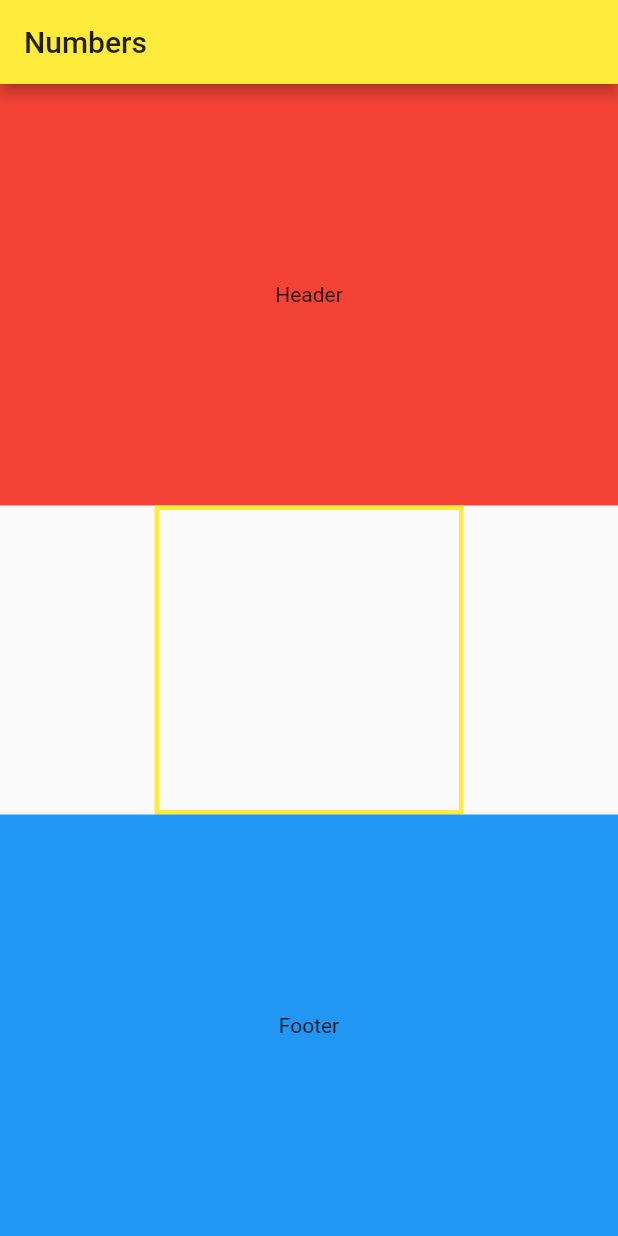
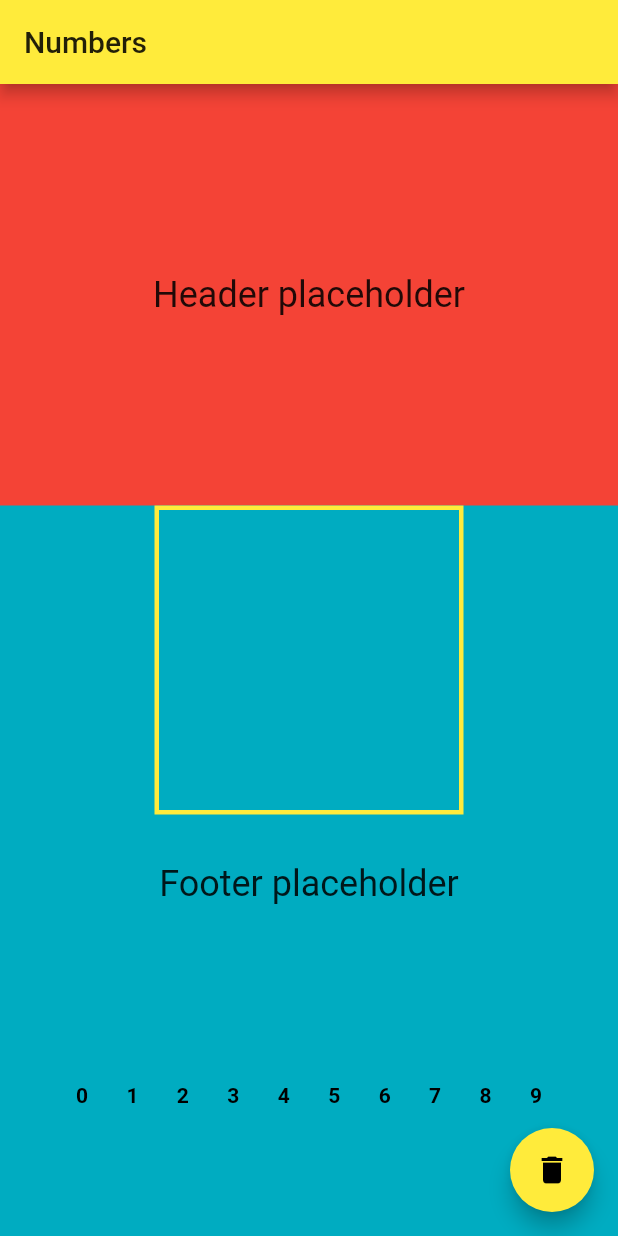
Before and after one commit to guillermo-gerard/numbers-practice, a Flutter app: the screen it shows after launch, on a phone screen of 412 x 824 dp. Run offline on Flutter 3.47's test engine with Material 2 defaults, Android fonts, the phone set to English and light mode, and no system bars; drawn by our look-alikes of fl_chart; missing offline and left inert: tflite; statements that could not run were skipped.

Commit message:
Finished basic recognizer functionality

```diff
--- a/lib/I18n/my_localizations.dart
+++ b/lib/I18n/my_localizations.dart
@@ -13,14 +13,32 @@ class MyLocalizations {
   static Map<String, Map<String, String>> _localizedValues = {
     'en': {
       'title': 'Numbers',
+      'draw_a_number_in_the_box': 'Please draw a number in the box below',
+      'let_me_guess': 'Let me guess...',
+      'the_number_you_draw_is': 'The number you draw is ',
     },
     'es': {
       'title': 'Reconocedor de números',
+      'draw_a_number_in_the_box': 'Dibuja el numero en la caja de abajo',
+      'let_me_guess': 'Déjame adivinar...',
+      'the_number_you_draw_is': 'El número que escribiste es ',
     },
   };
 
   String get title {
     return _localizedValues[locale.languageCode]['title'];
+  }
+
+  String get drawNumberInBox {
+    return _localizedValues[locale.languageCode]['draw_a_number_in_the_box'];
+  }
+
+  String get letMeGuess {
+    return _localizedValues[locale.languageCode]['let_me_guess'];
+  }
+
+  String get theNumberYouDrawIs {
+    return _localizedValues[locale.languageCode]['the_number_you_draw_is'];
   }
 }
 
--- a/lib/components/RecognizerScreen/recognizer_screen.dart
+++ /dev/null
@@ -1,91 +0,0 @@
-import 'package:flutter/material.dart';
-import '../../constants.dart';
-import 'drawing_painter.dart';
-
-class RecognizerScreen extends StatefulWidget {
-  RecognizerScreen({Key key, this.title}) : super(key: key);
-
-  final String title;
-
-  @override
-  _RecognizerScreen createState() => _RecognizerScreen();
-}
-
-class _RecognizerScreen extends State<RecognizerScreen> {
-  List<Offset> points = List();
-
-  @override
-  Widget build(BuildContext context) {
-    return Scaffold(
-      appBar: AppBar(
-        title: Text(widget.title),
-      ),
-      body: Container(
-        child: Column(
-          mainAxisAlignment: MainAxisAlignment.center,
-          children: <Widget>[
-            Expanded(
-              flex: 1,
-              child: Container(
-                padding: EdgeInsets.all(16),
-                color: Colors.red,
-                alignment: Alignment.center,
-                child: Text('Header'),
-              ),
-            ),
-            Container(
-              decoration: new BoxDecoration(
-                border: new Border.all(
-                  width: 3.0,
-                  color: Colors.yellow,
-                ),
-              ),
-              child: Builder(
-                builder: (BuildContext context) {
-                  return GestureDetector(
-                    onPanUpdate: (details) {
-                      setState(() {
-                        RenderBox renderBox = context.findRenderObject();
-                        points.add(
-                            renderBox.globalToLocal(details.globalPosition));
-                      });
-                    },
-                    onPanStart: (details) {
-                      setState(() {
-                        RenderBox renderBox = context.findRenderObject();
-                        points.add(
-                            renderBox.globalToLocal(details.globalPosition));
-                      });
-                    },
-                    onPanEnd: (details) {
-                      setState(() {
-                        points.add(null);
-                      });
-                    },
-                    child: ClipRect(
-                      child: CustomPaint(
-                        size: Size(kCanvasSize, kCanvasSize),
-                        painter: DrawingPainter(
-                          offsetPoints: points,
-                        ),
-                      ),
-                    ),
-                  );
-                },
-              ),
-            ),
-            Expanded(
-              flex: 1,
-              child: Container(
-                padding: EdgeInsets.all(16),
-                color: Colors.blue,
-                alignment: Alignment.center,
-                child: Text('Footer'),
-              ),
-            ),
-          ],
-        ),
-      ),
-    );
-  }
-}
--- a/lib/components/RecognizerScreen/drawing_painter.dart
+++ b/lib/components/recognizer_screen/drawing_painter.dart
@@ -1,11 +1,5 @@
 import 'package:flutter/material.dart';
-import 'package:number_trainer/constants.dart';
-
-final Paint drawingPaint = Paint()
-  ..strokeCap = StrokeCap.square
-  ..isAntiAlias = kIsAntiAlias
-  ..color = kBlackBrushColor
-  ..strokeWidth = kStrokeWidth;
+import 'package:number_trainer/Processes/number_recognizer_process.dart';
 
 class DrawingPainter extends CustomPainter {
   DrawingPainter({this.offsetPoints});
@@ -14,7 +8,7 @@ class DrawingPainter extends CustomPainter {
   void paint(Canvas canvas, Size size) {
     for (int i = 0; i < offsetPoints.length - 1; i++) {
       if (offsetPoints[i] != null && offsetPoints[i + 1] != null) {
-        canvas.drawLine(offsetPoints[i], offsetPoints[i + 1], drawingPaint);
+        canvas.drawLine(offsetPoints[i], offsetPoints[i + 1], kDrawingPaint);
       }
     }
   }
--- /dev/null
+++ b/lib/components/recognizer_screen/recognizer_screen.dart
@@ -0,0 +1,224 @@
+import 'package:flutter/material.dart';
+import 'package:number_trainer/I18n/my_localizations.dart';
+import '../../constants.dart';
+import 'drawing_painter.dart';
+import 'package:number_trainer/Processes/number_recognizer_process.dart';
+import 'package:fl_chart/fl_chart.dart';
+
+class RecognizerScreen extends StatefulWidget {
+  RecognizerScreen({Key key, this.title}) : super(key: key);
+
+  final String title;
+
+  @override
+  _RecognizerScreen createState() => _RecognizerScreen();
+}
+
+class _RecognizerScreen extends State<RecognizerScreen> {
+  List<Offset> points = List();
+  NumberRecognizerProcess numberRecognizer = NumberRecognizerProcess();
+  List<BarChartGroupData> chartItems = List();
+  String headerText = 'Header placeholder';
+  String footerText = 'Footer placeholder';
+
+  @override
+  void initState() {
+    super.initState();
+    numberRecognizer.loadModel();
+    _buildBarChartInfo();
+    () async {
+      await Future.delayed(Duration.zero);
+      _resetLabels(context);
+    }();
+  }
+
+  @override
+  Widget build(BuildContext context) {
+    return Scaffold(
+      appBar: AppBar(
+        title: Text(widget.title),
+      ),
+      body: Container(
+        color: Colors.cyan[600],
+        child: Column(
+          mainAxisAlignment: MainAxisAlignment.center,
+          children: <Widget>[
+            Expanded(
+              flex: 1,
+              child: Container(
+                padding: EdgeInsets.all(16),
+                color: Colors.red,
+                alignment: Alignment.center,
+                child: Text(
+                  headerText,
+                  textAlign: TextAlign.center,
+                  style: Theme.of(context).textTheme.headline5,
+                ),
+              ),
+            ),
+            Container(
+              decoration: new BoxDecoration(
+                border: new Border.all(
+                  width: 3.0,
+                  color: Colors.yellow,
+                ),
+              ),
+              child: Builder(
+                builder: (BuildContext context) {
+                  return GestureDetector(
+                    onPanUpdate: (details) {
+                      setState(() {
+                        RenderBox renderBox = context.findRenderObject();
+                        points.add(
+                            renderBox.globalToLocal(details.globalPosition));
+                      });
+                    },
+                    onPanStart: (details) {
+                      setState(() {
+                        RenderBox renderBox = context.findRenderObject();
+                        points.add(
+                            renderBox.globalToLocal(details.globalPosition));
+                      });
+                    },
+                    onPanEnd: (details) {
+                      setState(() async {
+                        points.add(null);
+                        List predictions =
+                            await numberRecognizer.processCanvasPoints(points);
+                        print(predictions);
+                        setState(() {
+                          _buildBarChartInfo(recognitions: predictions);
+                          _setLabelsForGuess(predictions.first['label']);
+                        });
+                      });
+                    },
+                    child: ClipRect(
+                      child: CustomPaint(
+                        size: Size(kCanvasSize, kCanvasSize),
+                        painter: DrawingPainter(
+                          offsetPoints: points,
+                        ),
+                      ),
+                    ),
+                  );
+                },
+              ),
+            ),
+            Expanded(
+              child: Padding(
+                padding: const EdgeInsets.fromLTRB(0, 32, 0, 64),
+                child: Container(
+                  child: Column(
+                    crossAxisAlignment: CrossAxisAlignment.stretch,
+                    mainAxisAlignment: MainAxisAlignment.center,
+                    mainAxisSize: MainAxisSize.max,
+                    children: <Widget>[
+                      Center(
+                        child: Text(
+                          footerText,
+                          style: Theme.of(context).textTheme.headline5,
+                        ),
+                      ),
+                      Expanded(
+                        child: Padding(
+                          padding: EdgeInsets.fromLTRB(32, 32, 32, 16),
+                          child: BarChart(
+                            BarChartData(
+                              titlesData: FlTitlesData(
+                                show: true,
+                                bottomTitles: SideTitles(
+                                    showTitles: true,
+                                    textStyle: TextStyle(
+                                        color: Colors.black,
+                                        fontWeight: FontWeight.bold,
+                                        fontSize: 14),
+                                    margin: 6,
+                                    getTitles: (double value) {
+                                      return value.toInt().toString();
+                                    }),
+                                leftTitles: SideTitles(
+                                  showTitles: false,
+                                ),
+                              ),
+                              borderData: FlBorderData(
+                                show: false,
+                              ),
+                              barGroups: chartItems,
+                              // read about it in the below section
+                            ),
+                          ),
+                        ),
+                      )
+                    ],
+                  ),
+                ),
+              ),
+            ),
+          ],
+        ),
+      ),
+      floatingActionButton: FloatingActionButton(
+        onPressed: () {
+          _cleanDrawing(context);
+        },
+        tooltip: 'Clean',
+        child: Icon(Icons.delete),
+      ),
+    );
+  }
+
+  void _cleanDrawing(BuildContext context) {
+    setState(() {
+      points = List();
+      _buildBarChartInfo();
+      _resetLabels(context);
+    });
+  }
+
+  void _resetLabels(BuildContext context) {
+    headerText = MyLocalizations.of(context).drawNumberInBox;
+    footerText = MyLocalizations.of(context).letMeGuess;
+  }
+
+  void _setLabelsForGuess(String guess) {
+    headerText = ""; // Empty string
+    footerText = MyLocalizations.of(context).theNumberYouDrawIs + guess;
+  }
+
+  void _buildBarChartInfo({List recognitions = const []}) {
+    // Reset the list
+    chartItems = List();
+
+    // Create as many barGroups as outputs our prediction has
+    for (var i = 0; i < kModelNubmerOutputs; i++) {
+      var barGroup = _makeGroupData(i, 0);
+      chartItems.add(barGroup);
+    }
+
+    // For each one of our predictions, attach the probability
+    // to the right index
+    for (var recognition in recognitions) {
+      final idx = recognition["index"];
+      if (0 <= idx && idx <= 9) {
+        final confidence = recognition["confidence"];
+        chartItems[idx] = _makeGroupData(idx, confidence);
+      }
+    }
+  }
+
+  BarChartGroupData _makeGroupData(int x, double y) {
+    return BarChartGroupData(x: x, barRods: [
+      BarChartRodData(
+        y: y,
+        color: kBarColor,
+        width: kChartBarWidth,
+        //       isRound: true,
+        backDrawRodData: BackgroundBarChartRodData(
+          show: true,
+          y: 1,
+          color: kBarBackgroundColor,
+        ),
+      ),
+    ]);
+  }
+}
--- a/lib/constants.dart
+++ b/lib/constants.dart
@@ -4,3 +4,14 @@ const double kCanvasSize = 200.0;
 const double kStrokeWidth = 12.0;
 const Color kBlackBrushColor = Colors.black;
 const bool kIsAntiAlias = true;
+//mnist database consist on images of 28x28 px where the data is centeres in squares of 20x20 with 4px padding
+//that is the next value:
+const int kModelInputSize = 28;
+//as we define our canvas size as 200x200 without any padding/border, then we need to add
+//our "padding", and it will be 40 to mantain the proportion
+const double kCanvasInnerOffset = 40.0;
+
+const int kModelNubmerOutputs = 10;
+const Color kBarColor = Colors.yellow;
+const Color kBarBackgroundColor = Colors.transparent;
+const double kChartBarWidth = 22;
--- a/lib/main.dart
+++ b/lib/main.dart
@@ -1,7 +1,7 @@
 import 'package:flutter/material.dart';
 import 'package:flutter_localizations/flutter_localizations.dart';
 import 'package:number_trainer/I18n/my_localizations.dart';
-import 'components/RecognizerScreen/recognizer_screen.dart';
+import 'package:number_trainer/components/recognizer_screen/recognizer_screen.dart';
 
 class MyApp extends StatelessWidget {
   // This widget is the root of your application.
--- a/pubspec.yaml
+++ b/pubspec.yaml
@@ -26,6 +26,8 @@ dependencies:
     flutter_localizations:
       sdk: flutter
     tflite: ^1.1.1
+    image: ^2.1.14
+    fl_chart: ^0.11.0
 
   # The following adds the Cupertino Icons font to your application.
   # Use with the CupertinoIcons class for iOS style icons.
```
Also changed, not shown: lib/processes/number_recognizer_process.dart (added, +121 -0 lines), flutter_01.png (added), pubspec.lock.
